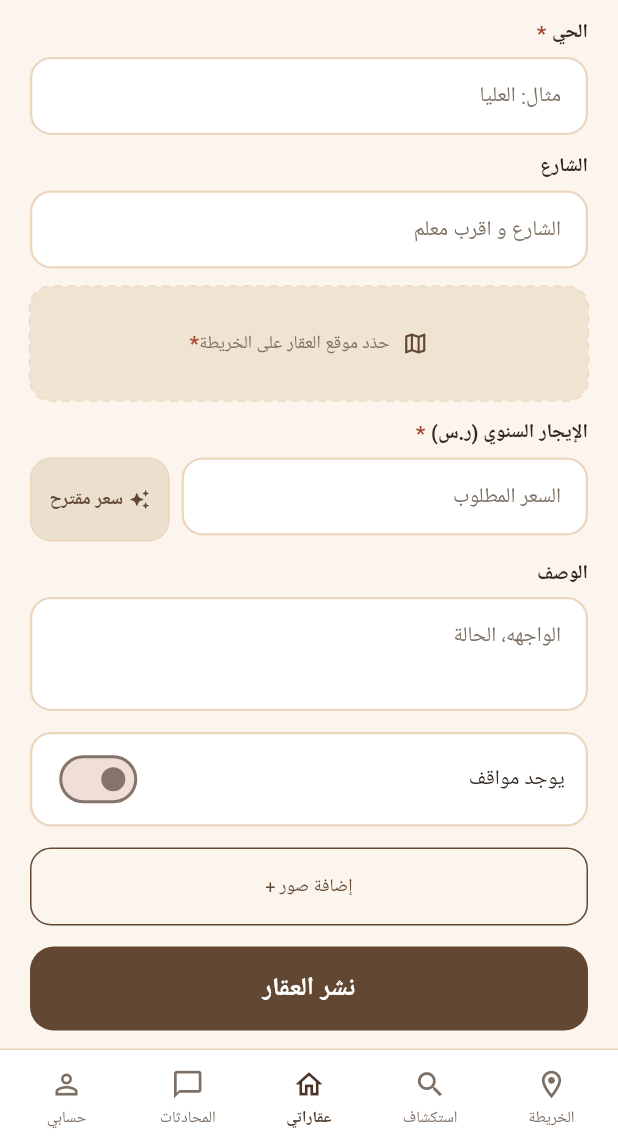
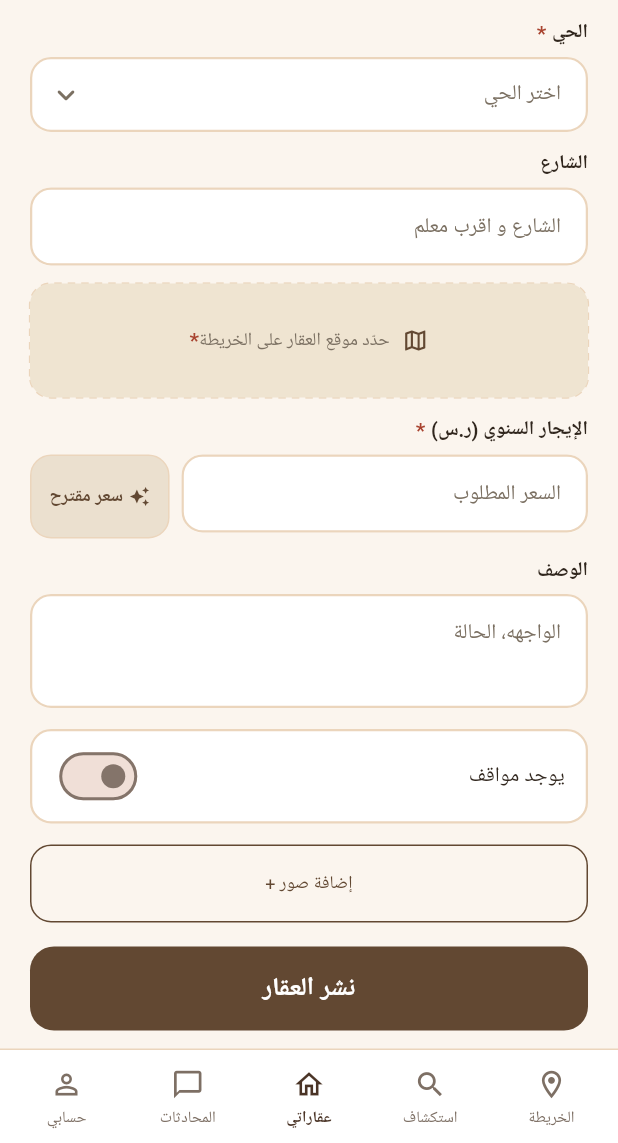
Before and after one commit to AlhanoufIB/2026-GP1-26, a Flutter app: the PropertyFormScreen screen opened directly, scrolled down 308 dp, on a phone screen of 412 x 824 dp, the part 93-1236 px from its top. Run offline on Flutter 3.47's test engine with Material 3 defaults, Android fonts, the phone set to English and light mode, and no system bars; our stand-ins replace cloud_firestore, firebase_auth, firebase_core, flutter_map, google_fonts, image_picker and 1 more; missing offline and left inert: firebase_data_connect; accounts and stored records are empty.

Commit message:
fixed list for riyadh distincts

```diff
--- /dev/null
+++ b/mullak/lib/data/riyadh_districts.dart
@@ -0,0 +1,187 @@
+/// أحياء مدينة الرياض (قائمة ثابتة، 183 حياً) — مرتبة أبجدياً.
+/// المصدر: بيانات أحياء المملكة (مدينة الرياض)، وتشمل أحياء الداتا ست: النرجس، قرطبة، ظهرة لبن.
+const List<String> kRiyadhDistricts = [
+  'أحد',
+  'أم الحمام الشرقي',
+  'أم الحمام الغربي',
+  'أم الشعال',
+  'أم سليم',
+  'إشبيلية',
+  'الأندلس',
+  'الإسكان',
+  'الازدهار',
+  'البديعة',
+  'البرية',
+  'البساتين',
+  'البطيحا',
+  'البيان',
+  'التضامن',
+  'التعاون',
+  'الجرادية',
+  'الجزيرة',
+  'الجنادرية',
+  'الحائر',
+  'الحزم',
+  'الحمراء',
+  'الخالدية',
+  'الخزامى',
+  'الخليج',
+  'الخير',
+  'الدار البيضاء',
+  'الدانة',
+  'الدحو',
+  'الدريهمية',
+  'الدفاع',
+  'الدوبية',
+  'الديرة',
+  'الرائد',
+  'الرابية',
+  'الراية',
+  'الربوة',
+  'الربيع',
+  'الرحاب',
+  'الرحمانية',
+  'الرسالة',
+  'الرفيعة',
+  'الرمال',
+  'الرماية',
+  'الروابي',
+  'الروضة',
+  'الريان',
+  'الزاهر',
+  'الزهراء',
+  'الزهرة',
+  'الزهور',
+  'السحاب',
+  'السدرة',
+  'السعادة',
+  'السفارات',
+  'السلام',
+  'السلي',
+  'السليمانية',
+  'السويدي',
+  'السويدي الغربي',
+  'الشرفية',
+  'الشعلة',
+  'الشفا',
+  'الشميسي',
+  'الشهداء',
+  'الصالحية',
+  'الصحافة',
+  'الصفا',
+  'الصناعية',
+  'الضباط',
+  'العارض',
+  'العريجاء',
+  'العريجاء الغربي',
+  'العريجاء الوسطى',
+  'العزيزية',
+  'العقيق',
+  'العلا',
+  'العليا',
+  'العماجية',
+  'العمل',
+  'العوالي',
+  'العود',
+  'الغدير',
+  'الغنامية',
+  'الفاخرية',
+  'الفاروق',
+  'الفرسان',
+  'الفلاح',
+  'الفوطة',
+  'الفيحاء',
+  'الفيصلية',
+  'القادسية',
+  'القدس',
+  'القرى',
+  'القيروان',
+  'المؤتمرات',
+  'المجد',
+  'المحمدية',
+  'المربع',
+  'المرجان',
+  'المرسلات',
+  'المرقب',
+  'المروة',
+  'المروج',
+  'المشاعل',
+  'المشرق',
+  'المصانع',
+  'المصفاة',
+  'المصيف',
+  'المعذر',
+  'المعذر الشمالي',
+  'المعيزلة',
+  'المغرزات',
+  'الملز',
+  'الملقا',
+  'الملك عبدالعزيز',
+  'الملك عبدالله',
+  'الملك فهد',
+  'الملك فيصل',
+  'المناخ',
+  'المنار',
+  'المنصورة',
+  'المنصورية',
+  'المهدية',
+  'المونسية',
+  'الناصرية',
+  'النخبة',
+  'النخيل',
+  'الندوة',
+  'الندى',
+  'النرجس',
+  'النزهة',
+  'النسيم الشرقي',
+  'النسيم الغربي',
+  'النظيم',
+  'النفل',
+  'النموذجية',
+  'النهضة',
+  'النور',
+  'الهدا',
+  'الواحة',
+  'الوادي',
+  'الورود',
+  'الوزارات',
+  'الوسام',
+  'الوسيطاء',
+  'الوشام',
+  'الياسمين',
+  'اليرموك',
+  'اليمامة',
+  'بدر',
+  'بنبان',
+  'ثليم',
+  'جبرة',
+  'جرير',
+  'حطين',
+  'خشم العان',
+  'ديراب',
+  'سكيرينة',
+  'سلطانة',
+  'شبرا',
+  'صلاح الدين',
+  'صياح',
+  'ضاحية نمار',
+  'طويق',
+  'طيبة',
+  'ظهرة البديعة',
+  'ظهرة لبن',
+  'عتيقة',
+  'عرقة',
+  'عريض',
+  'عكاظ',
+  'عليشة',
+  'غبيرة',
+  'غرناطة',
+  'قرطبة',
+  'لبن',
+  'معكال',
+  'منفوحة',
+  'منفوحة الجديدة',
+  'نمار',
+  'هيت',
+  'وادي لبن',
+];
--- a/mullak/lib/screens/property_management/property_form_screen.dart
+++ b/mullak/lib/screens/property_management/property_form_screen.dart
@@ -13,6 +13,7 @@ import '../../widgets/image_picker_section.dart';
 import 'location_picker_screen.dart';
 import 'suggested_price_screen.dart';
 import '../map/heatmap_data.dart' show loadDatasetPoints;
+import '../../data/riyadh_districts.dart'; // قائمة أحياء الرياض الثابتة
 
 /// قوائم مشتقة من QI_Neighborhood_Data.xlsx:
 ///  أنواع العقار ← Rental Commercial + Parcel Types
@@ -42,6 +43,7 @@ class _PropertyFormScreenState extends State<PropertyFormScreen> {
 
   String? _type;
   String? _activity;
+  String? _district; // يُختار من قائمة أحياء الرياض الثابتة
 
   // لو العقار القديم نوعه/نشاطه مو في القائمة نضيفه عشان ما يختفي
   List<String> get _typeOptions => [
@@ -54,10 +56,8 @@ class _PropertyFormScreenState extends State<PropertyFormScreen> {
             !(kActivityByType[_type] ?? const <String>[]).contains(_activity))
           _activity!,
       ];
-
   late final TextEditingController _title;
   late final TextEditingController _area;
-  late final TextEditingController _district;
   late final TextEditingController _address;
   late final TextEditingController _price;
   late final TextEditingController _description;
@@ -84,9 +84,10 @@ class _PropertyFormScreenState extends State<PropertyFormScreen> {
     final p = widget.property;
     _type = (p?.propertyType.isEmpty ?? true) ? null : p!.propertyType;
     _activity = (p?.activityType?.isEmpty ?? true) ? null : p!.activityType;
+    _district =
+        (p?.district.trim().isEmpty ?? true) ? null : p!.district.trim();
     _title = TextEditingController(text: p?.title ?? '');
     _area = TextEditingController(text: p?.areaSqm.round().toString() ?? '');
-    _district = TextEditingController(text: p?.district ?? '');
     _address = TextEditingController(text: p?.address ?? '');
     _price = TextEditingController(text: p?.rentPrice.round().toString() ?? '');
     _description = TextEditingController(text: p?.description ?? '');
@@ -100,7 +101,6 @@ class _PropertyFormScreenState extends State<PropertyFormScreen> {
   void dispose() {
     _title.dispose();
     _area.dispose();
-    _district.dispose();
     _address.dispose();
     _price.dispose();
     _description.dispose();
@@ -133,11 +133,10 @@ class _PropertyFormScreenState extends State<PropertyFormScreen> {
     return null;
   }
 
+  // الحي لازم يكون مختار ومن قائمة أحياء الرياض المسموحة فقط
   String? _vDistrict(String? v) {
-    final t = (v ?? '').trim();
-    if (t.isEmpty) return 'الحي مطلوب';
-    if (t.length < 2) return 'اسم الحي قصير جداً';
-    if (RegExp(r'^[0-9\s]+$').hasMatch(t)) return 'اسم الحي لا يمكن أن يكون أرقاماً فقط';
+    if (v == null || v.trim().isEmpty) return 'الحي مطلوب';
+    if (!kRiyadhDistricts.contains(v.trim())) return 'اختر الحي من القائمة';
     return null;
   }
 
@@ -163,7 +162,7 @@ class _PropertyFormScreenState extends State<PropertyFormScreen> {
         builder: (_) => SuggestedPriceScreen(
           type: _type!,
           area: area,
-          district: _district.text.trim(),
+          district: _district ?? '',
         ),
       ),
     );
@@ -203,7 +202,7 @@ class _PropertyFormScreenState extends State<PropertyFormScreen> {
     check('العنوان', _vTitle(_title.text) != null, _titleFocus);
     check('المساحة', _vArea(_area.text) != null, _areaFocus);
     check('نوع العقار', _type == null);
-    check('الحي', _vDistrict(_district.text) != null, _districtFocus);
+    check('الحي', _vDistrict(_district) != null);
     check('الموقع على الخريطة', _latLng == null);
     check('الإيجار', _vPrice(_price.text) != null, _priceFocus);
 
@@ -225,7 +224,7 @@ class _PropertyFormScreenState extends State<PropertyFormScreen> {
         propertyType: _type!,
         activityType: _activity,
         areaSqm: area.toDouble(),
-        district: _district.text.trim(),
+        district: _district!,
         city: old?.city ?? kDefaultCity,
         rentPrice: price.toDouble(),
         status: old?.status ?? 'available',
@@ -349,12 +348,14 @@ class _PropertyFormScreenState extends State<PropertyFormScreen> {
                         ],
                       ),
 
-                      // 5) الحي
+                      // 5) الحي (قائمة ثابتة لأحياء الرياض)
                       const FormFieldLabel('الحي', required: true),
-                      AppTextField(
-                        controller: _district,
-                        hint: 'مثال: العليا',
-                        focusNode: _districtFocus,
+                      AppSearchPickerField(
+                        value: _district,
+                        hint: 'اختر الحي',
+                        sheetTitle: 'اختر الحي',
+                        items: kRiyadhDistricts,
+                        onChanged: (v) => setState(() => _district = v),
                         validator: _vDistrict,
                       ),
 
```
Also changed, not shown: mullak/lib/widgets/form_fields.dart (+145 -0 lines).
